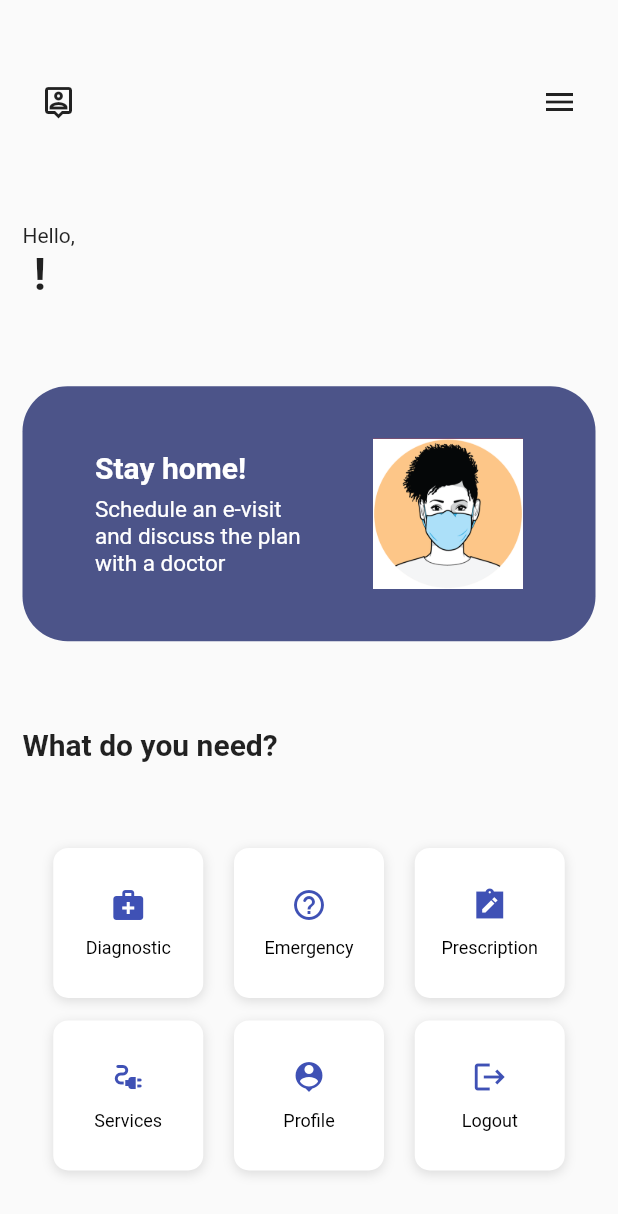
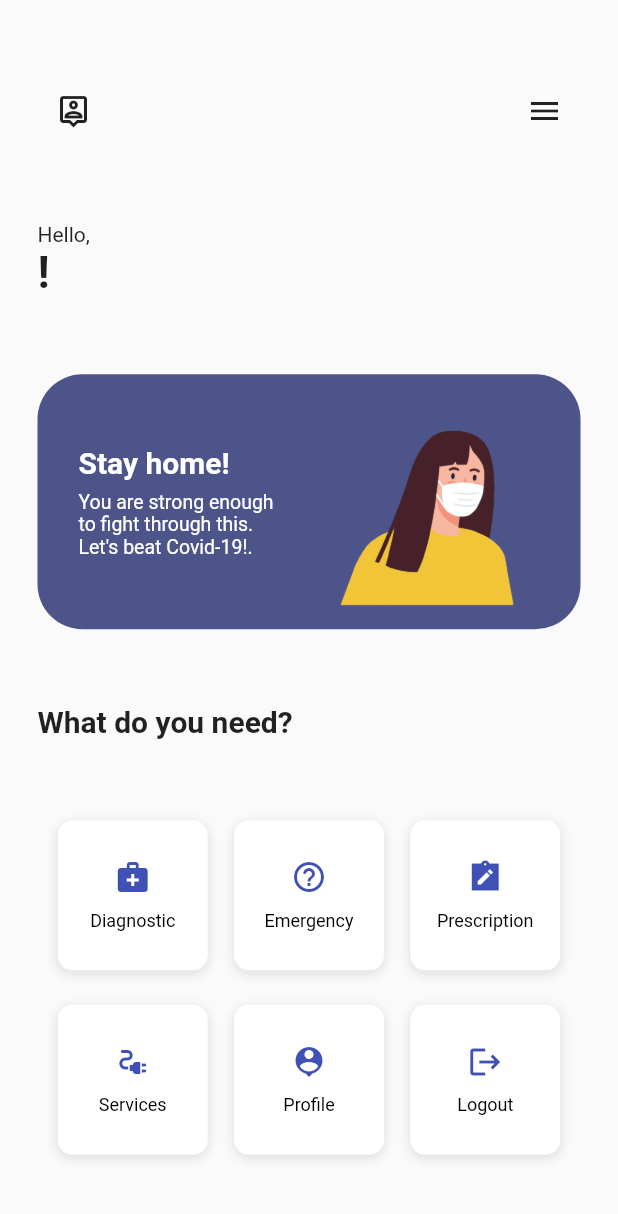
Before and after one commit to abi-raj/covitrack, a Flutter app: the HomeScreen screen opened directly, on a phone screen of 412 x 824 dp. Shown: the top 1214 px of the screen. Run offline on Flutter 3.47's test engine with Material 2 defaults, Android fonts, the phone set to English and light mode, and no system bars; our stand-ins replace shared_preferences; accounts and stored records are empty.

Commit message:
changed illustration

```diff
--- a/lib/screens/home/Home.dart
+++ b/lib/screens/home/Home.dart
@@ -38,7 +38,7 @@ class _HomeScreenState extends State<HomeScreen> {
     return SafeArea(
       child: Scaffold(
         body: Padding(
-          padding: const EdgeInsets.all(15.0),
+          padding: const EdgeInsets.all(25.0),
           child: Column(
             crossAxisAlignment: CrossAxisAlignment.start,
             mainAxisAlignment: MainAxisAlignment.spaceAround,
@@ -67,7 +67,7 @@ class _HomeScreenState extends State<HomeScreen> {
                 children: [
                   Text('Hello,'),
                   Text(
-                    ' $name!',
+                    '$name!',
                     style: TextStyle(
                       fontSize: 30,
                       fontWeight: FontWeight.bold,
@@ -105,9 +105,9 @@ class _HomeScreenState extends State<HomeScreen> {
                             height: 7,
                           ),
                           Text(
-                            'Schedule an e-visit\nand discuss the plan\nwith a doctor',
+                            'You are strong enough\nto fight through this.\nLet\'s beat Covid-19!.',
                             style: TextStyle(
-                              fontSize: 15,
+                              fontSize: 13,
                               fontWeight: FontWeight.w400,
                               color: Colors.white,
                             ),
@@ -116,13 +116,12 @@ class _HomeScreenState extends State<HomeScreen> {
                       ),
                     ),
                     Container(
-                      height: 100,
-                      width: 100,
+                      height: 150,
+                      width: 150,
                       child: Image(
                         image: AssetImage('assets/mask.png'),
                         fit: BoxFit.cover,
                       ),
-                      color: Colors.red,
                     ),
                   ],
                 ),
--- a/lib/screens/home/cardWidget.dart
+++ b/lib/screens/home/cardWidget.dart
@@ -4,6 +4,7 @@ Widget card(icon, title, onPressed) {
   return InkWell(
     onTap: onPressed,
     child: Container(
+      margin: EdgeInsets.all(4),
       height: 100,
       width: 100,
       decoration: BoxDecoration(
```
Also changed, not shown: assets/mask.png.
